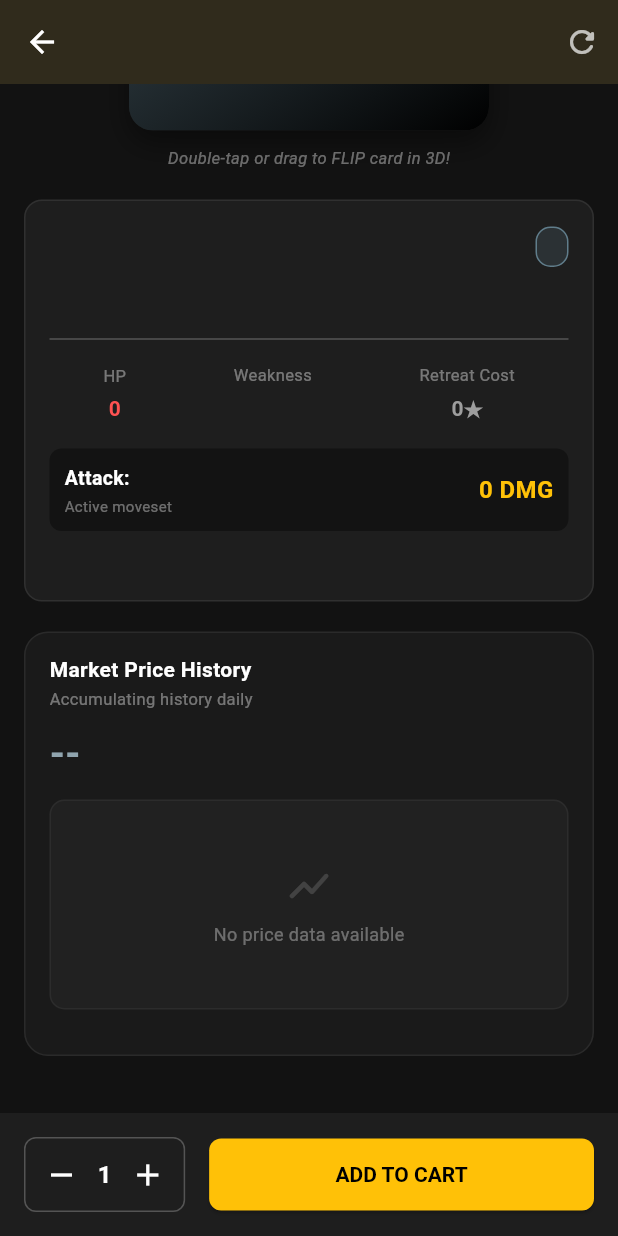
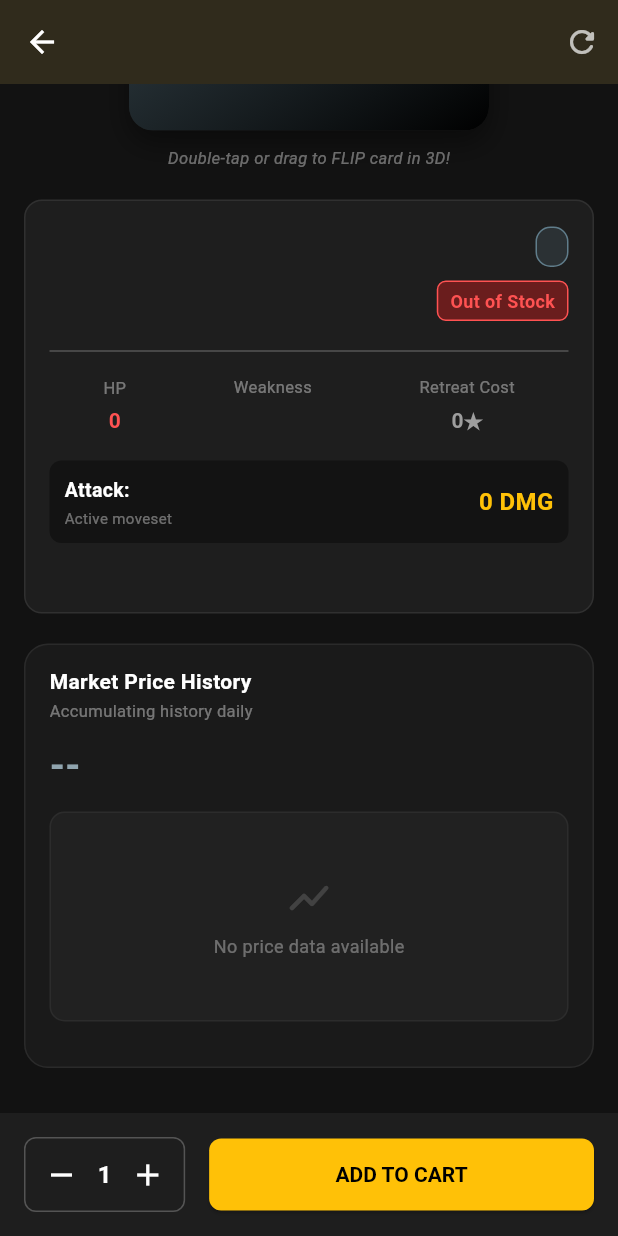
Before and after one commit to tantkde180504/TCG_Collector, a Flutter app: the DetailScreen screen opened directly with empty values, scrolled down 345 dp, on a phone screen of 412 x 824 dp. Run offline on Flutter 3.47's test engine with Material 3 defaults, Android fonts, the phone set to English and light mode, and no system bars; our stand-ins replace cloud_firestore, firebase_auth, firebase_core, flutter_local_notifications, flutter_map, geolocator and 4 more; accounts and stored records are empty; network calls fail; Roboto replaces fonts that are missing (Outfit).

Commit message:
add stock info

```diff
--- a/lib/models/pokemon_card.dart
+++ b/lib/models/pokemon_card.dart
@@ -12,6 +12,7 @@ class PokemonCard {
   final int attackDamage;
   final String weakness;
   final int retreatCost;
+  final int stockQuantity;
 
   PokemonCard({
     required this.id,
@@ -27,6 +28,7 @@ class PokemonCard {
     required this.attackDamage,
     required this.weakness,
     required this.retreatCost,
+    this.stockQuantity = 0,
   });
 
   // Convert a PokemonCard into a Map. The keys must correspond to the database columns.
@@ -45,6 +47,7 @@ class PokemonCard {
       'attack_damage': attackDamage,
       'weakness': weakness,
       'retreat_cost': retreatCost,
+      'stock_quantity': stockQuantity,
     };
   }
 
@@ -97,6 +100,7 @@ class PokemonCard {
       attackDamage: map['attack_damage'] ?? 0,
       weakness: map['weakness'] ?? 'None',
       retreatCost: map['retreat_cost'] ?? 1,
+      stockQuantity: map['stock_quantity'] ?? 0,
     );
   }
 }
--- a/lib/views/detail_screen.dart
+++ b/lib/views/detail_screen.dart
@@ -346,9 +346,30 @@ class _DetailScreenState extends State<DetailScreen> {
                       ],
                     ),
                     const SizedBox(height: 8),
-                    Text(
-                      widget.card.rarity,
-                      style: const TextStyle(color: Colors.amber, fontWeight: FontWeight.bold, fontSize: 13),
+                    Row(
+                      mainAxisAlignment: MainAxisAlignment.spaceBetween,
+                      children: [
+                        Text(
+                          widget.card.rarity,
+                          style: const TextStyle(color: Colors.amber, fontWeight: FontWeight.bold, fontSize: 13),
+                        ),
+                        Container(
+                          padding: const EdgeInsets.symmetric(horizontal: 8, vertical: 4),
+                          decoration: BoxDecoration(
+                            color: widget.card.stockQuantity > 0 ? Colors.green.shade900.withValues(alpha: 0.5) : Colors.red.shade900.withValues(alpha: 0.5),
+                            borderRadius: BorderRadius.circular(6),
+                            border: Border.all(color: widget.card.stockQuantity > 0 ? Colors.greenAccent : Colors.redAccent, width: 1),
+                          ),
+                          child: Text(
+                            widget.card.stockQuantity > 0 ? 'In Stock: ${widget.card.stockQuantity}' : 'Out of Stock',
+                            style: TextStyle(
+                              color: widget.card.stockQuantity > 0 ? Colors.greenAccent : Colors.redAccent,
+                              fontWeight: FontWeight.bold,
+                              fontSize: 12,
+                            ),
+                          ),
+                        ),
+                      ],
                     ),
                     const SizedBox(height: 12),
                     const Divider(color: Colors.white24),
```
Also changed, not shown: lib/widgets/pokemon_card_widget.dart (+17 -0 lines).
